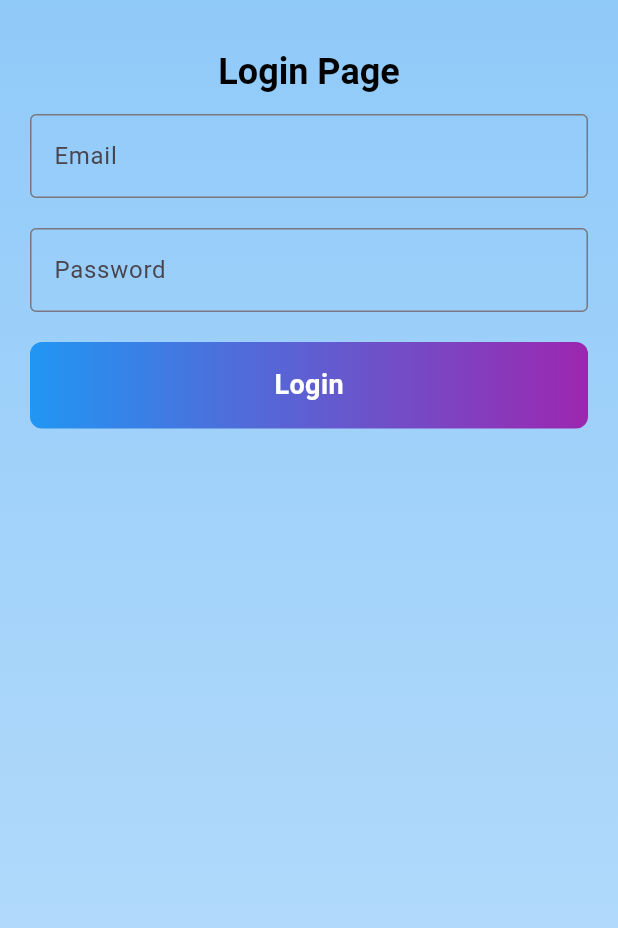
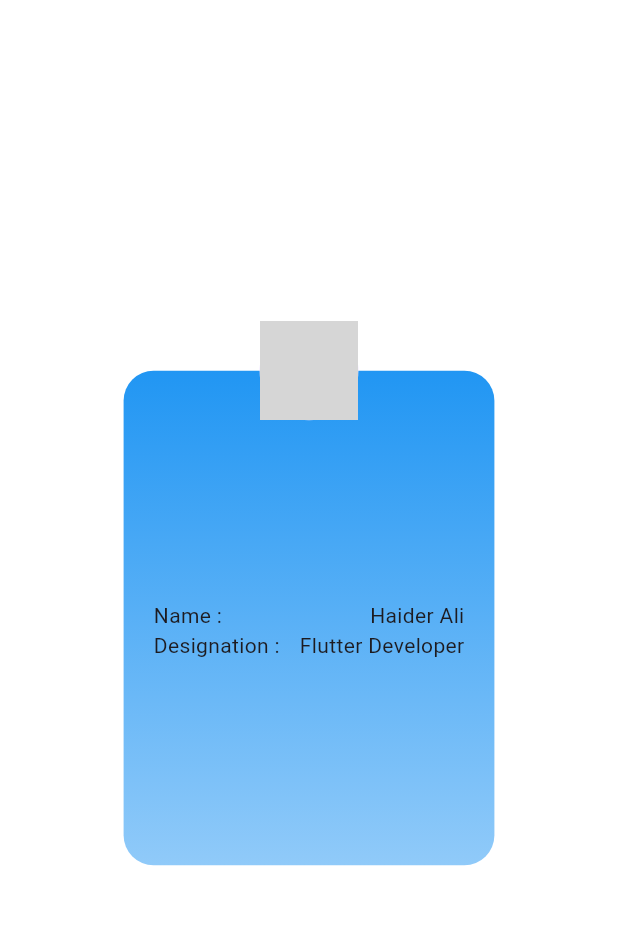
Before and after one commit to HaiderAli228/75DaysGoal, a Flutter app: the screen it shows after launch, on a phone screen of 412 x 824 dp. Shown: the top 928 px of the screen. Run offline on Flutter 3.47's test engine with Material 3 defaults, Android fonts, the phone set to English and light mode, and no system bars; network calls fail; grey boxes are pictures that could not be loaded.

Commit message:
Day3 : working on responsiveness

```diff
--- a/lib/Day1/login_page.dart
+++ b/lib/Day1/login_page.dart
@@ -8,15 +8,14 @@ class LoginPage extends StatefulWidget {
 }
 
 class _LoginPageState extends State<LoginPage> {
-debugPrint(MediaQuery.of(context).size.height.toString());
-debugPrint(MediaQuery.of(context).size.width.toString());
-
   final _formKey = GlobalKey<FormState>();
   @override
   Widget build(BuildContext context) {
-
     final height = MediaQuery.of(context).size.height;
     final width = MediaQuery.of(context).size.width;
+
+    debugPrint(height.toString());
+    debugPrint(width.toString());
 
     return Scaffold(
       body: Container(
--- /dev/null
+++ b/lib/Day2/profile.dart
@@ -0,0 +1,62 @@
+import 'package:flutter/material.dart';
+
+class Profile extends StatelessWidget {
+  const Profile({super.key});
+
+  @override
+  Widget build(BuildContext context) {
+    final heightIs = MediaQuery.of(context).size.height;
+    final widthIs = MediaQuery.of(context).size.width;
+    return Scaffold(
+      backgroundColor: Colors.white,
+      body: Center(
+        child: Stack(
+          clipBehavior: Clip.none,
+          children: [
+            Container(
+              height: heightIs * 0.4,
+              width: widthIs * 0.6,
+              padding: EdgeInsets.all(20),
+              decoration: BoxDecoration(
+                borderRadius: BorderRadius.circular(20),
+                gradient: LinearGradient(
+                  colors: [Colors.blue.shade500, Colors.blue.shade200],
+                  begin: Alignment.topCenter,
+                  end: Alignment.bottomCenter,
+                ),
+              ),
+              child: Column(
+                mainAxisAlignment: MainAxisAlignment.center,
+                crossAxisAlignment: CrossAxisAlignment.center,
+                children: [
+                  SizedBox(height: heightIs * 0.02),
+                  Row(
+                    mainAxisAlignment: MainAxisAlignment.spaceBetween,
+                    children: [Text("Name : "), Text("Haider Ali")],
+                  ),
+                  Row(
+                    mainAxisAlignment: MainAxisAlignment.spaceBetween,
+                    children: [
+                      Text("Designation : "),
+                      Text("Flutter Developer"),
+                    ],
+                  ),
+                ],
+              ),
+            ),
+            Positioned(
+              top: widthIs < 600 ? -(widthIs * 0.08) : 0,
+              left: widthIs < 600 ? (widthIs * 0.6) / 2 - (widthIs * 0.08) : 0,
+              child: CircleAvatar(
+                backgroundImage: NetworkImage(
+                  "https://avatars.githubusercontent.com/u/9919?s=280&v=4",
+                ),
+                radius:widthIs < 600 ? widthIs * 0.08 : 40,
+              ),
+            ),
+          ],
+        ),
+      ),
+    );
+  }
+}
--- a/lib/main.dart
+++ b/lib/main.dart
@@ -1,5 +1,7 @@
-import 'package:_75daysgoal/Day1/login_page.dart';
+
 import 'package:flutter/material.dart';
+
+import 'Day2/profile.dart';
 
 void main() {
   runApp(const MyApp());
@@ -15,7 +17,7 @@ class MyApp extends StatelessWidget {
       theme: ThemeData(
         colorScheme: ColorScheme.fromSeed(seedColor: Colors.deepPurple),
       ),
-      home: LoginPage(),
+      home: Profile(),
     );
   }
 }
```
Also changed, not shown: lib/Day1/media_query.dart (added, +58 -0 lines), lib/days3/responsiv_design.dart (added).
